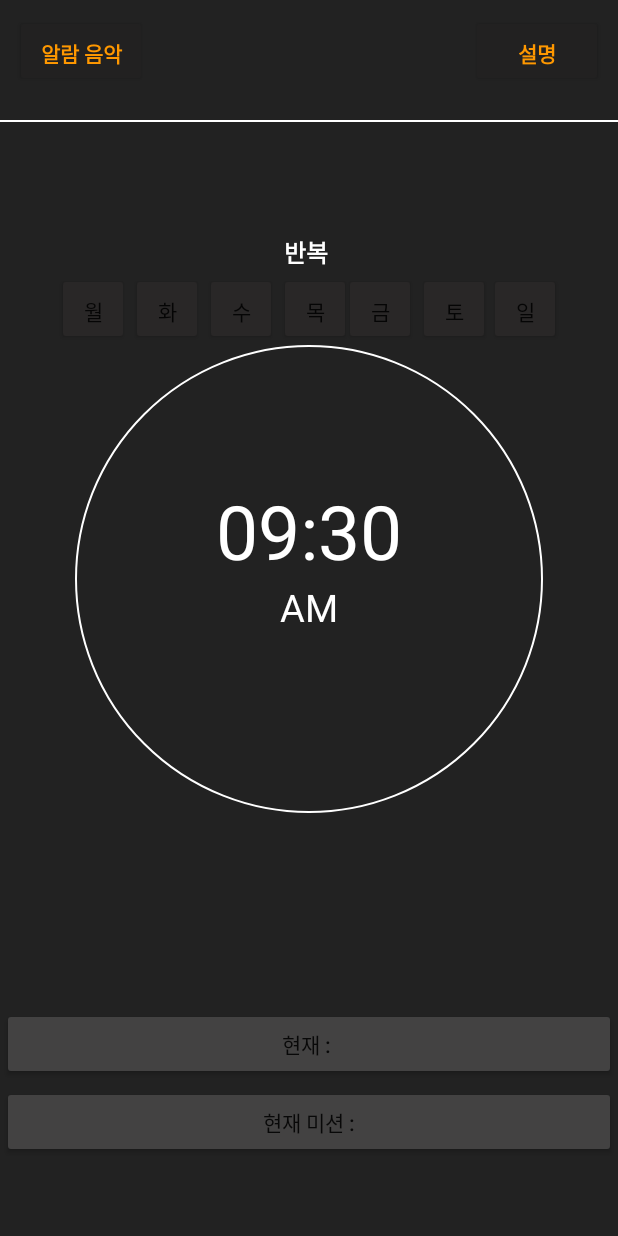
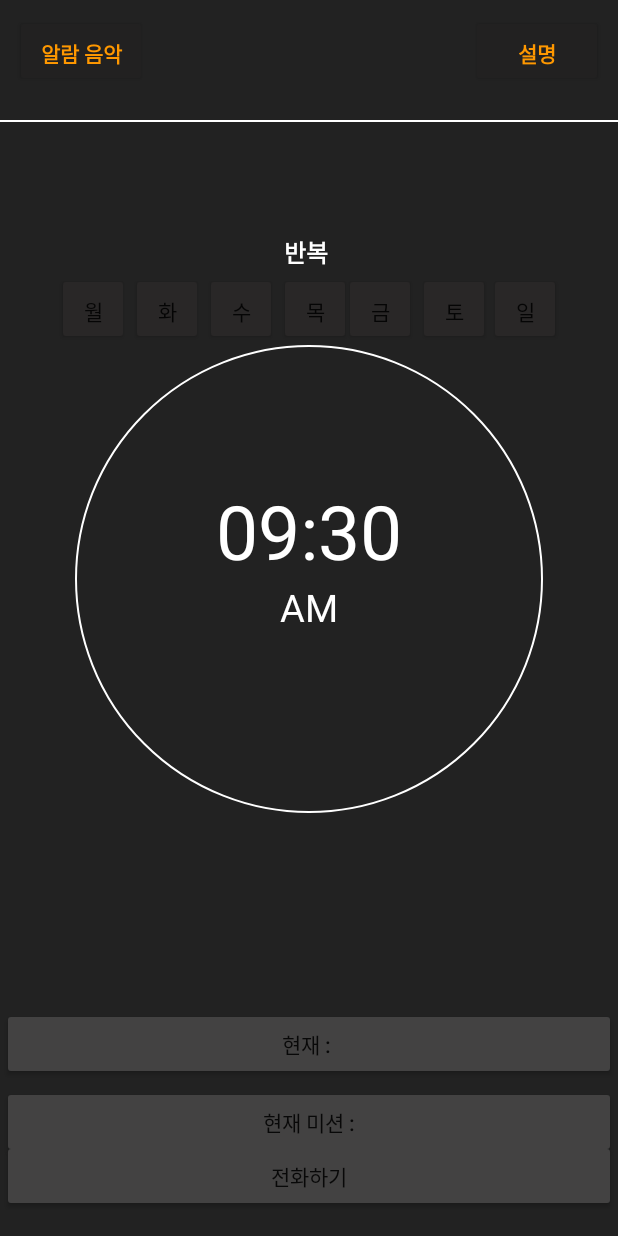
Before and after one commit to WOOOOOOOONG/Must-get-up, an Android app: the layout activity_main.xml on its own in the app's theme, with its tools: preview values and no code run, on a phone screen of 412 x 824 dp. Run offline under Robolectric (Android 15) with nearby library versions, the phone set to English and light mode, and no system bars.

Commit message:
랜덤 전화 기능 추가

```diff
--- a/app/src/main/res/layout/activity_main.xml
+++ b/app/src/main/res/layout/activity_main.xml
@@ -237,4 +237,16 @@
         app:layout_constraintHorizontal_bias="0.503"
         app:layout_constraintStart_toStartOf="parent"
         tools:text="@string/mission" />
+
+    <Button
+        android:id="@+id/call"
+        android:layout_width="409dp"
+        android:layout_height="48dp"
+        android:layout_marginBottom="16dp"
+        android:backgroundTint="#434242"
+        android:onClick="onClickCallListener"
+        android:text="전화하기"
+        app:layout_constraintBottom_toBottomOf="parent"
+        app:layout_constraintEnd_toEndOf="parent"
+        app:layout_constraintStart_toStartOf="parent" />
 </androidx.constraintlayout.widget.ConstraintLayout>
```
Also changed, not shown: app/build.gradle (+8 -3 lines), app/src/main/AndroidManifest.xml (+7 -1 lines), app/src/main/java/lilcode/aop/p3/c03/alarm/MainActivity.kt (+106 -0 lines), build.gradle (+2 -5 lines), gradle/wrapper/gradle-wrapper.properties.
